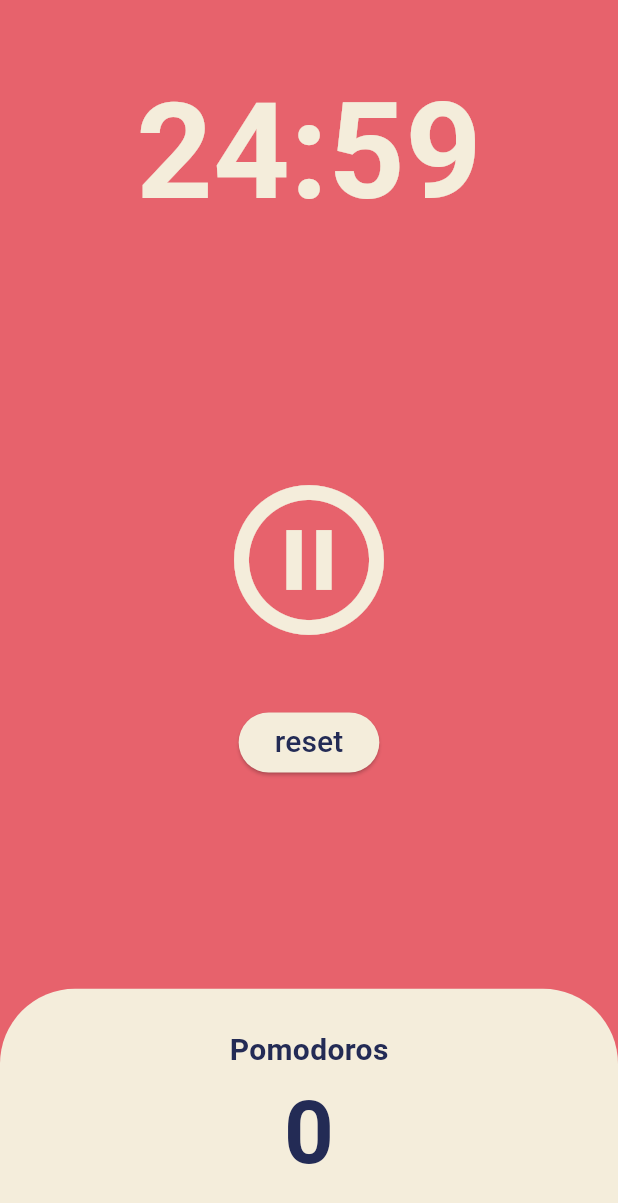
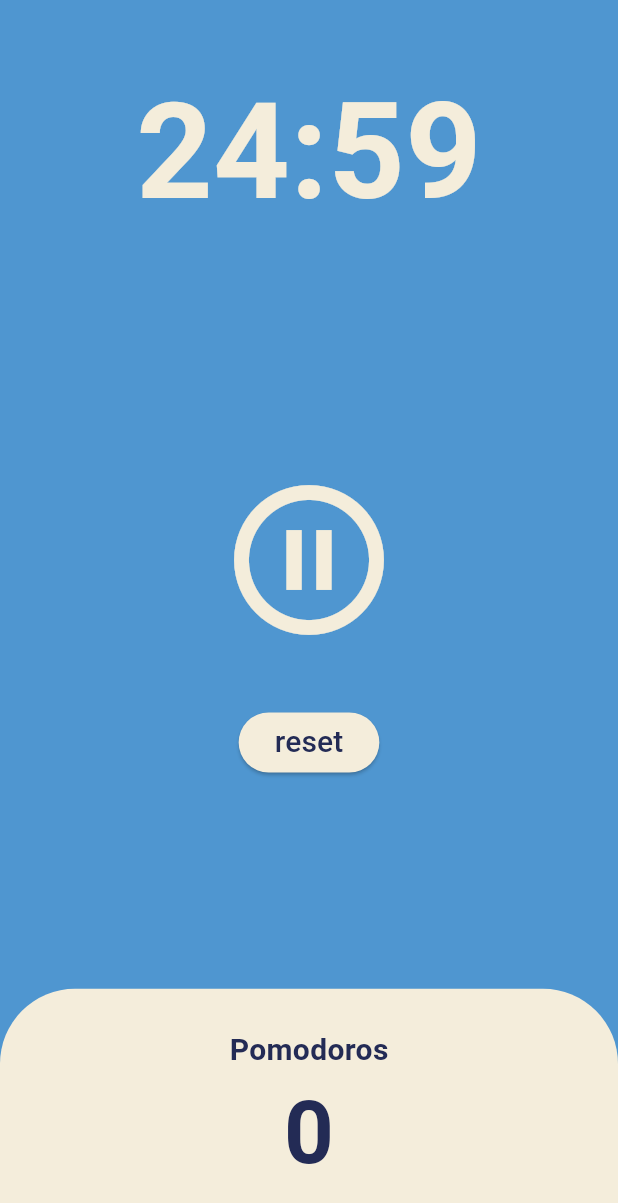
Before and after one commit to ahyng/Pomodoro, a Flutter app: the screen it shows after launch, after a tap on the "play circle outline" icon, on a phone screen of 412 x 824 dp. Shown: the top 1203 px of the screen. Run offline on Flutter 3.47's test engine with Material 3 defaults, Android fonts, the phone set to English and light mode, and no system bars.

Commit message:
pause 버튼 클릭시 배경색 오류 해결

```diff
--- a/lib/screens/home_screen.dart
+++ b/lib/screens/home_screen.dart
@@ -38,7 +38,6 @@ class _HomeScreenState extends State<HomeScreen> {
     );
     setState(() {
       isRunning = true;
-      working = true;
     });
   }
 
@@ -53,6 +52,7 @@ class _HomeScreenState extends State<HomeScreen> {
     timer.cancel();
     setState(() {
       isRunning = false;
+      working = true;
       totalPomodoros = 0;
       totalSeconds = twentyFiveMinutes;
     });
@@ -68,7 +68,7 @@ class _HomeScreenState extends State<HomeScreen> {
     return Scaffold(
       backgroundColor: working
           ? Theme.of(context).colorScheme.background
-          : const Color.fromARGB(255, 91, 167, 229),
+          : const Color.fromARGB(255, 79, 150, 208),
       body: Column(children: [
         Flexible(
           flex: 1,
```
